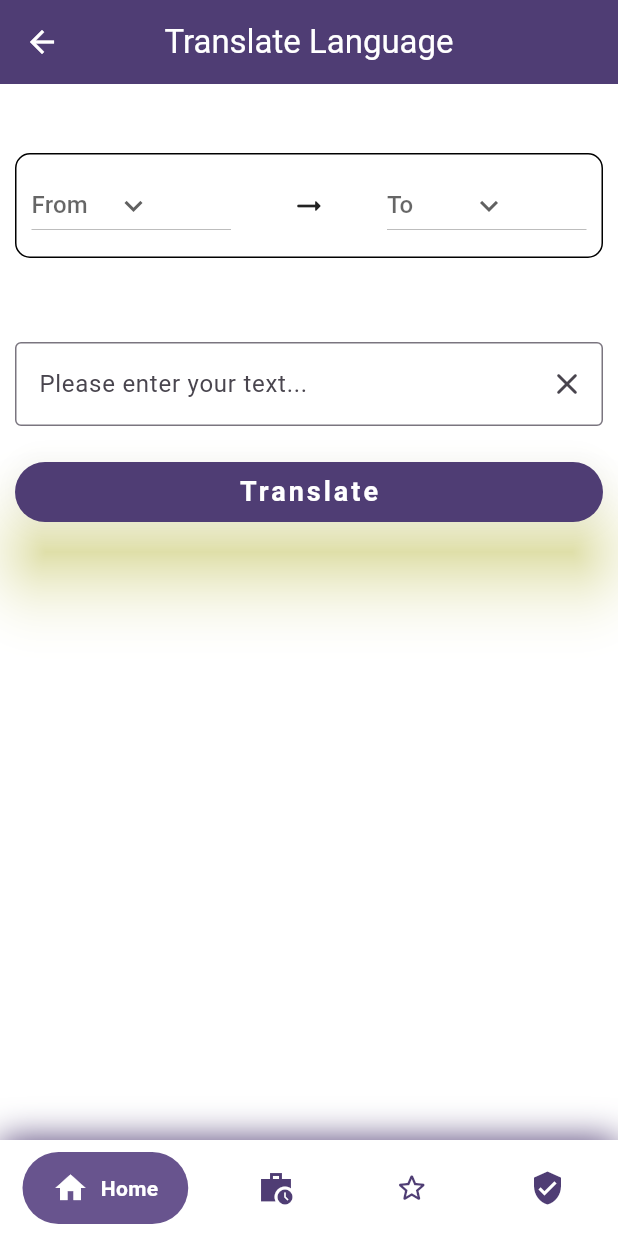
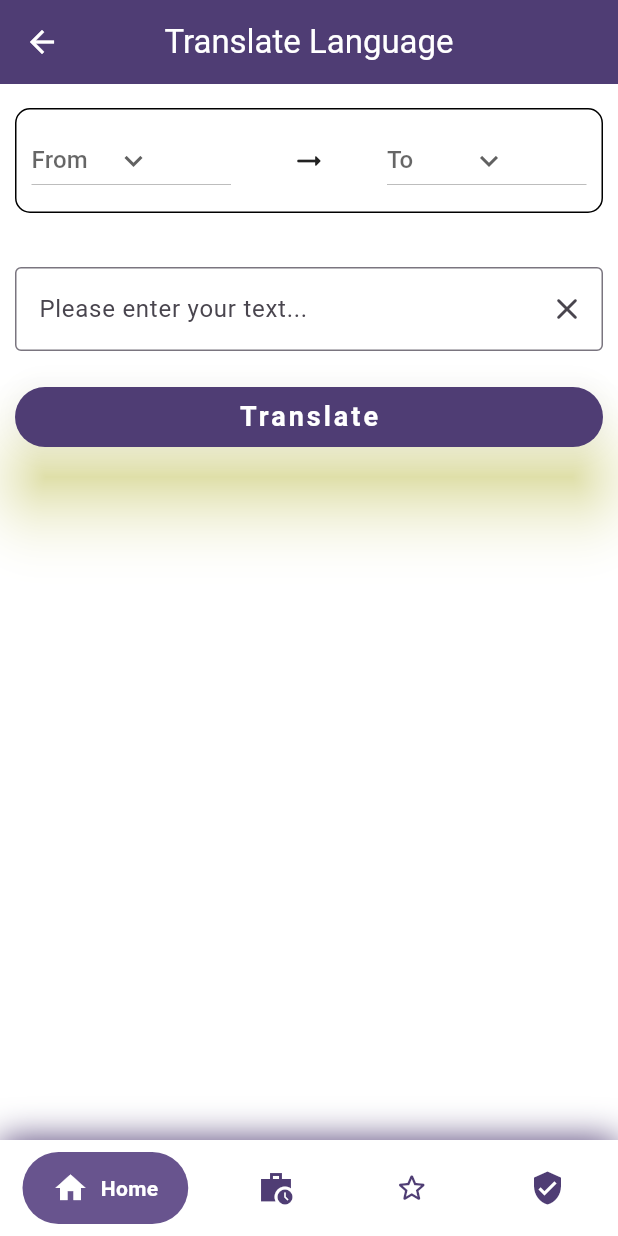
Before and after one commit to shossain786/my_habit, a Flutter app: the LangTranslate screen opened directly, on a phone screen of 412 x 824 dp. Run offline on Flutter 3.47's test engine with Material 3 defaults, Android fonts, the light colour scheme and no system bars; drawn by our look-alikes of google_nav_bar; our stand-ins replace expansion_tile_card, isar, shared_preferences; missing offline and left inert: floating_action_bubble, translator; accounts and stored records are empty; generated files the repository leaves out were written again.

Commit message:
working code

```diff
--- a/lib/screens/language_translate/lang_translator.dart
+++ b/lib/screens/language_translate/lang_translator.dart
@@ -1,8 +1,9 @@
+// ignore_for_file: use_build_context_synchronously
+
 import 'dart:convert';
 
 import 'package:flutter/material.dart';
 import 'package:flutter/services.dart';
-import 'package:flutter/widgets.dart';
 import 'package:my_habit/main.dart';
 import 'package:my_habit/widgets/my_navbar.dart';
 import 'package:shared_preferences/shared_preferences.dart';
@@ -53,13 +54,12 @@ class _LangTranslateState extends State<LangTranslate> {
 
   Future<void> _saveData() async {
     debugPrint('data to add $originLanguage, $destinationLanguage');
-    if (_otherController.text.isEmpty) {
-
-    }
+    if (_otherController.text.isEmpty) {}
     _savedData.add({
       'inputString': _languageController.text,
       'outPutString': outPut,
-      'otherData': _otherController.text.isNotEmpty? _otherController.text: '',
+      'otherData':
+          _otherController.text.isNotEmpty ? _otherController.text : '',
     });
 
     SharedPreferences prefs = await SharedPreferences.getInstance();
@@ -131,7 +131,7 @@ class _LangTranslateState extends State<LangTranslate> {
       body: SingleChildScrollView(
         child: Column(
           children: [
-            const SizedBox(height: 40),
+            const SizedBox(height: 10),
             Padding(
               padding: const EdgeInsets.symmetric(horizontal: 10, vertical: 6),
               child: Container(
@@ -191,7 +191,7 @@ class _LangTranslateState extends State<LangTranslate> {
                 ),
               ),
             ),
-            const SizedBox(height: 40),
+            const SizedBox(height: 20),
             Padding(
               padding: const EdgeInsetsDirectional.all(10),
               child: TextFormField(
@@ -260,7 +260,7 @@ class _LangTranslateState extends State<LangTranslate> {
                       child: Column(
                         children: [
                           SizedBox(
-                            height: 100,
+                            height: 150,
                             child: Text(
                               outPut,
                               style: TextStyle(
--- a/lib/widgets/my_navbar.dart
+++ b/lib/widgets/my_navbar.dart
@@ -4,7 +4,6 @@ import 'package:my_habit/main.dart';
 import 'package:my_habit/screens/home_screen.dart';
 import 'package:my_habit/screens/language_translate/language_display.dart';
 import 'package:my_habit/screens/mutala/display_mutala.dart';
-import 'package:my_habit/screens/test.dart';
 
 import '../screens/activity_table_screen.dart';
 
```
